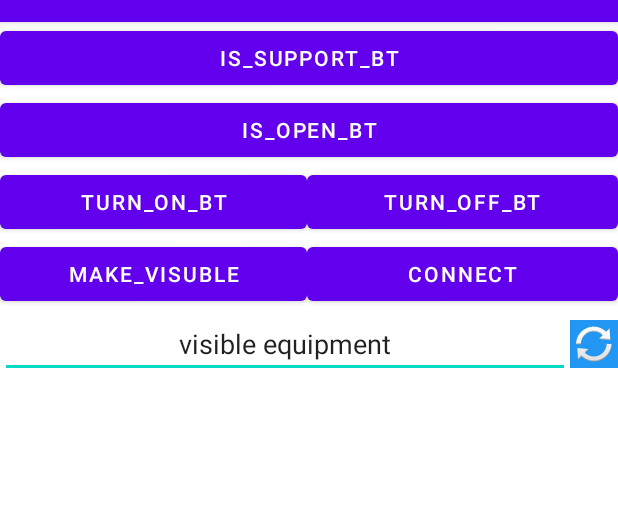
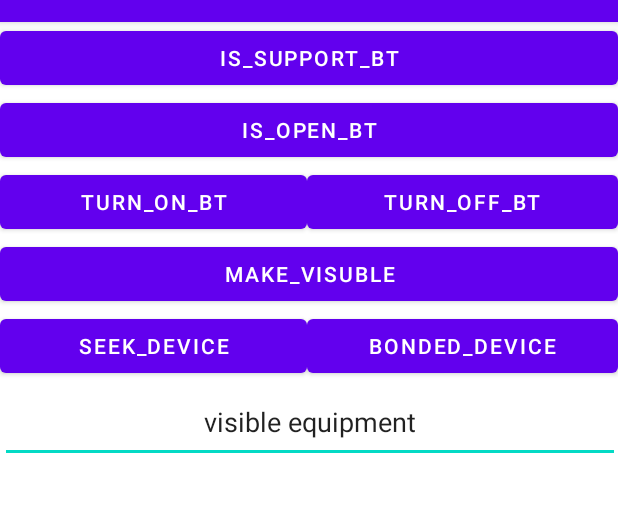
Before and after one commit to WoodenSword10/BTtry, an Android app: the screen it shows after launch (MainActivity), on a phone screen of 412 x 824 dp, the part 62-574 px from its top. Run offline under Robolectric (Android 15) with nearby library versions, the phone set to English and light mode, and no system bars.

Commit message:
第二次提交，实现蓝牙的配对与取消配对功能

```diff
--- a/app/src/main/AndroidManifest.xml
+++ b/app/src/main/AndroidManifest.xml
@@ -21,6 +21,10 @@
     <!-- Needed only if your app communicates with already-paired Bluetooth
          devices. -->
     <uses-permission android:name="android.permission.BLUETOOTH_CONNECT" />
+    <uses-permission android:name="android.permission.ACCESS_FINE_LOCATION" />
+    <uses-permission android:name="android.permission.ACCESS_COARSE_LOCATION" />
+
+
     <application
         android:allowBackup="true"
         android:icon="@mipmap/ic_launcher"
--- a/app/src/main/java/com/example/bttry/DeviceAdapter.java
+++ /dev/null
@@ -1,71 +0,0 @@
-package com.example.bttry;
-
-import android.bluetooth.BluetoothDevice;
-import android.content.Context;
-import android.graphics.Color;
-import android.view.LayoutInflater;
-import android.view.View;
-import android.view.ViewGroup;
-import android.widget.BaseAdapter;
-import android.widget.TextView;
-
-import java.util.List;
-
-public class DeviceAdapter extends BaseAdapter{
-
-    private List<BluetoothDevice> mData;
-    private Context mContext;
-
-    public DeviceAdapter(List<BluetoothDevice> data, Context context){
-        mData = data;
-        mContext = context.getApplicationContext();
-    }
-
-    @Override
-    public int getCount() {
-        return mData.size();
-    }
-
-    @Override
-    public Object getItem(int i) {
-        return mData.get(i);
-    }
-
-    @Override
-    public long getItemId(int i) {
-        return i;
-    }
-
-    @Override
-    public View getView(int i, View view, ViewGroup viewGroup) {
-        View itemView = view;
-        //复用view，优化性能
-        if(itemView == null){
-            itemView = LayoutInflater.from(mContext).inflate(android.R.layout.simple_list_item_2, viewGroup,false);
-        }
-
-
-        TextView line1 = itemView.findViewById(android.R.id.text1);
-        TextView line2 = itemView.findViewById(android.R.id.text2);
-
-        line1.setTextColor(Color.BLACK);
-        line2.setTextColor(Color.BLACK);
-
-        //获取对应的蓝牙设备
-        BluetoothDevice device = (BluetoothDevice) getItem(i);
-
-        //显示设备名称
-        line1.setText(device.getName());
-        //显示设备地址
-        line2.setText(device.getAddress());
-
-        return itemView;
-    }
-
-    //刷新列表，防止搜索结果重复出现
-    public void refresh(List<BluetoothDevice> data){
-        mData = data;
-        notifyDataSetChanged();
-    }
-
-}
--- a/app/src/main/res/layout/activity_main.xml
+++ b/app/src/main/res/layout/activity_main.xml
@@ -53,29 +53,18 @@
         android:orientation="vertical"
         app:layout_constraintGuide_begin="205dp" />
 
+
     <EditText
         android:id="@+id/editTextTextPersonName2"
-        android:layout_width="0dp"
-        android:layout_height="45dp"
+        android:layout_width="413dp"
+        android:layout_height="54dp"
         android:ems="10"
         android:inputType="textPersonName"
         android:text="visible equipment"
         android:textAlignment="center"
-        app:layout_constraintEnd_toStartOf="@+id/imageButton"
         app:layout_constraintHorizontal_bias="0.0"
         app:layout_constraintStart_toStartOf="parent"
-        app:layout_constraintTop_toBottomOf="@+id/button8" />
-
-    <ImageButton
-        android:id="@+id/imageButton"
-        android:layout_width="wrap_content"
-        android:layout_height="wrap_content"
-        android:background="#2196F3"
-        android:onClick="refresh_BT"
-        app:layout_constraintBottom_toBottomOf="@+id/editTextTextPersonName2"
-        app:layout_constraintEnd_toEndOf="parent"
-        app:layout_constraintTop_toBottomOf="@+id/button9"
-        app:srcCompat="@android:drawable/ic_popup_sync" />
+        app:layout_constraintTop_toBottomOf="@+id/button9" />
 
     <ListView
         android:id="@+id/listView"
@@ -90,19 +79,29 @@
         android:id="@+id/button8"
         android:layout_width="0dp"
         android:layout_height="wrap_content"
+        android:onClick="make_Visible"
         android:text="MAKE_VISUBLE"
-        app:layout_constraintEnd_toStartOf="@+id/guideline2"
+        app:layout_constraintEnd_toEndOf="parent"
         app:layout_constraintStart_toStartOf="parent"
-        app:layout_constraintTop_toBottomOf="@+id/button3"
-        android:onClick="make_Visible"/>
+        app:layout_constraintTop_toBottomOf="@+id/button3" />
 
     <Button
         android:id="@+id/button9"
         android:layout_width="0dp"
         android:layout_height="wrap_content"
-        android:text="CONNECT"
+        android:onClick="connect_BT"
+        android:text="Seek_Device"
+        app:layout_constraintEnd_toStartOf="@+id/guideline2"
+        app:layout_constraintStart_toStartOf="parent"
+        app:layout_constraintTop_toBottomOf="@+id/button8" />
+
+    <Button
+        android:id="@+id/button5"
+        android:layout_width="0dp"
+        android:layout_height="wrap_content"
+        android:text="Bonded_Device"
+        android:onClick="refresh_BT"
         app:layout_constraintEnd_toEndOf="parent"
-        app:layout_constraintStart_toStartOf="@+id/guideline2"
-        app:layout_constraintTop_toBottomOf="@+id/button4"
-        android:onClick="connect_BT"/>
+        app:layout_constraintStart_toEndOf="@+id/button9"
+        app:layout_constraintTop_toBottomOf="@+id/button8" />
 </androidx.constraintlayout.widget.ConstraintLayout>
```
Also changed, not shown: app/src/main/java/com/example/bttry/BlueToothController.java (+12 -2 lines), app/src/main/java/com/example/bttry/MainActivity.java (+133 -88 lines).
